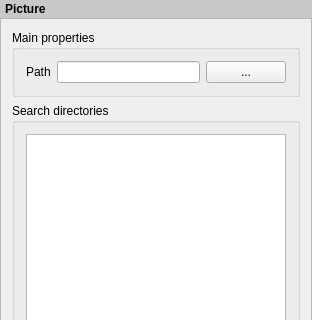
Qt form src/ui/qgscomposerpicturewidgetbase.ui (qgis/QGIS) before a commit; both pictures show x 0 to 312 and y 0 to 320 of the 312 by 572 pixel window.
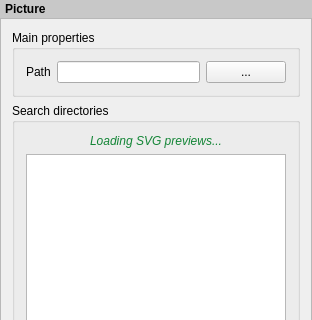
The same form after that commit. Custom widgets are drawn as their Qt base class.

Commit message:
Fix missing SVG previews for existing composer picture item
- Previews now load when picture is first selected and its properties are shown (unless already loaded)
- NOTE: the loading of SVGs per QListWidget per picture should be replaced with a model/view per composer, or something cached
- Combobox no longer over-expands width of dock widget when it contains long paths

```diff
--- a/src/ui/qgscomposerpicturewidgetbase.ui
+++ b/src/ui/qgscomposerpicturewidgetbase.ui
@@ -68,14 +68,10 @@
          <property name="collapsed" stdset="0">
           <bool>false</bool>
          </property>
-         <layout class="QFormLayout" name="formLayout_2">
-          <property name="fieldGrowthPolicy">
-           <enum>QFormLayout::AllNonFixedFieldsGrow</enum>
-          </property>
-          <property name="labelAlignment">
-           <set>Qt::AlignLeading|Qt::AlignLeft|Qt::AlignVCenter</set>
-          </property>
-          <item row="1" column="0">
+         <layout class="QVBoxLayout" name="verticalLayout_3">
+          <item>
+           <layout class="QHBoxLayout" name="horizontalLayout_2">
+            <item>
            <widget class="QLabel" name="label">
             <property name="text">
              <string>Path</string>
@@ -85,8 +81,6 @@
             </property>
            </widget>
           </item>
-          <item row="1" column="1">
-           <layout class="QHBoxLayout" name="horizontalLayout_2">
             <item>
              <widget class="QLineEdit" name="mPictureLineEdit"/>
             </item>
@@ -132,6 +126,24 @@
           <bool>false</bool>
          </property>
          <layout class="QVBoxLayout" name="verticalLayout">
+          <item>
+           <widget class="QLabel" name="mPreviewsLoadingLabel">
+            <property name="font">
+             <font>
+              <italic>true</italic>
+             </font>
+            </property>
+            <property name="styleSheet">
+             <string notr="true">color: rgb(19, 133, 54);</string>
+            </property>
+            <property name="text">
+             <string>Loading SVG previews...</string>
+            </property>
+            <property name="alignment">
+             <set>Qt::AlignCenter</set>
+            </property>
+           </widget>
+          </item>
           <item>
            <widget class="QListWidget" name="mPreviewListWidget">
             <property name="showDropIndicator" stdset="0">
```
Left out of the diff: 6 changed lines with no effect on the pictures. Lines whose indentation alone changed are shown as unchanged. The commit also changes 2 other files.
